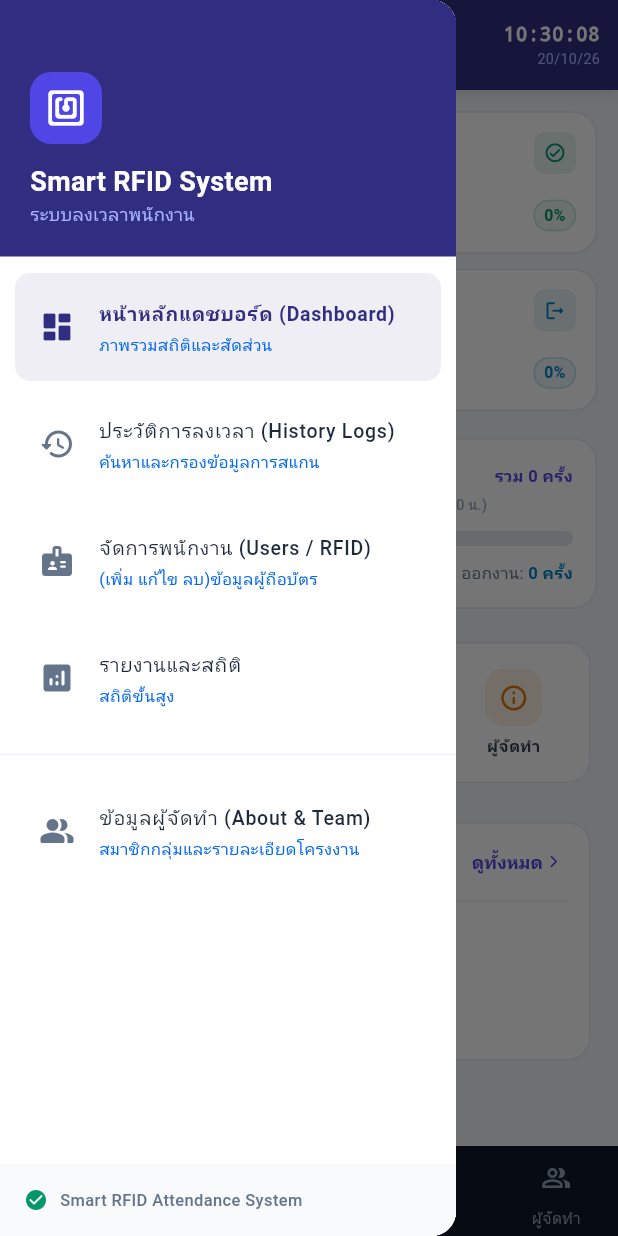
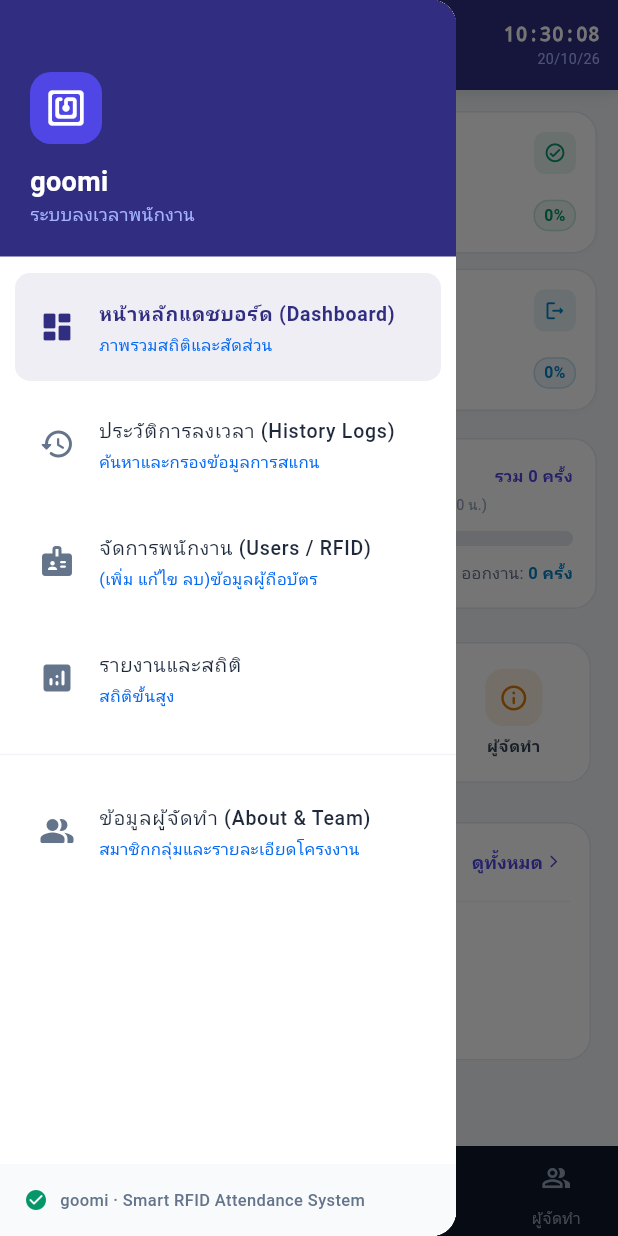
Before and after one commit to satgza10020-lang/goomi, a Flutter app: the screen it shows after launch, with the side drawer open, on a phone screen of 412 x 824 dp. Run offline on Flutter 3.47's test engine with Material 3 defaults, Android fonts, the light colour scheme and no system bars; our stand-ins replace firebase_core, firebase_database; accounts and stored records are empty.

Commit message:
Rename project to goomi across app, manifests, and configs

```diff
--- a/lib/main.dart
+++ b/lib/main.dart
@@ -30,7 +30,7 @@
   @override
   Widget build(BuildContext context) {
     return MaterialApp(
-      title: 'ระบบบันทึกเวลาเข้า-ออกงาน (RFID)',
+      title: 'goomi - ระบบบันทึกเวลาเข้า-ออกงาน',
       debugShowCheckedModeBanner: false,
       theme: ThemeData(
         colorScheme: ColorScheme.fromSeed(
@@ -365,7 +365,7 @@
                   ),
                   const SizedBox(height: 12),
                   const Text(
-                    'Smart RFID System',
+                    'goomi',
                     style: TextStyle(color: Colors.white, fontSize: 18, fontWeight: FontWeight.bold),
                   ),
                   const Text(
@@ -422,7 +422,7 @@
                   Icon(Icons.check_circle_rounded, color: Color(0xFF059669), size: 16),
                   SizedBox(width: 8),
                   Text(
-                    'Smart RFID Attendance System',
+                    'goomi · Smart RFID Attendance System',
                     style: TextStyle(fontSize: 11, color: Color(0xFF64748B), fontWeight: FontWeight.w500),
                   ),
                 ],
@@ -532,7 +532,7 @@
       case 4:
         return 'ข้อมูลผู้จัดทำ';
       default:
-        return 'RFID System';
+        return 'goomi';
     }
   }
 }
@@ -2331,7 +2331,7 @@
                   crossAxisAlignment: CrossAxisAlignment.start,
                   children: [
                     Text(
-                      'Smart RFID Attendance',
+                      'goomi (Smart RFID Attendance)',
                       style: TextStyle(color: Colors.white, fontSize: 18, fontWeight: FontWeight.bold),
                     ),
                     SizedBox(height: 4),
--- a/pubspec.yaml
+++ b/pubspec.yaml
@@ -1,4 +1,4 @@
-name: rfid_web_dashboard
+name: goomi
 description: "A new Flutter project."
 # The following line prevents the package from being accidentally published to
 # pub.dev using `flutter pub publish`. This is preferred for private packages.
```
Also changed, not shown: 5 other files.
